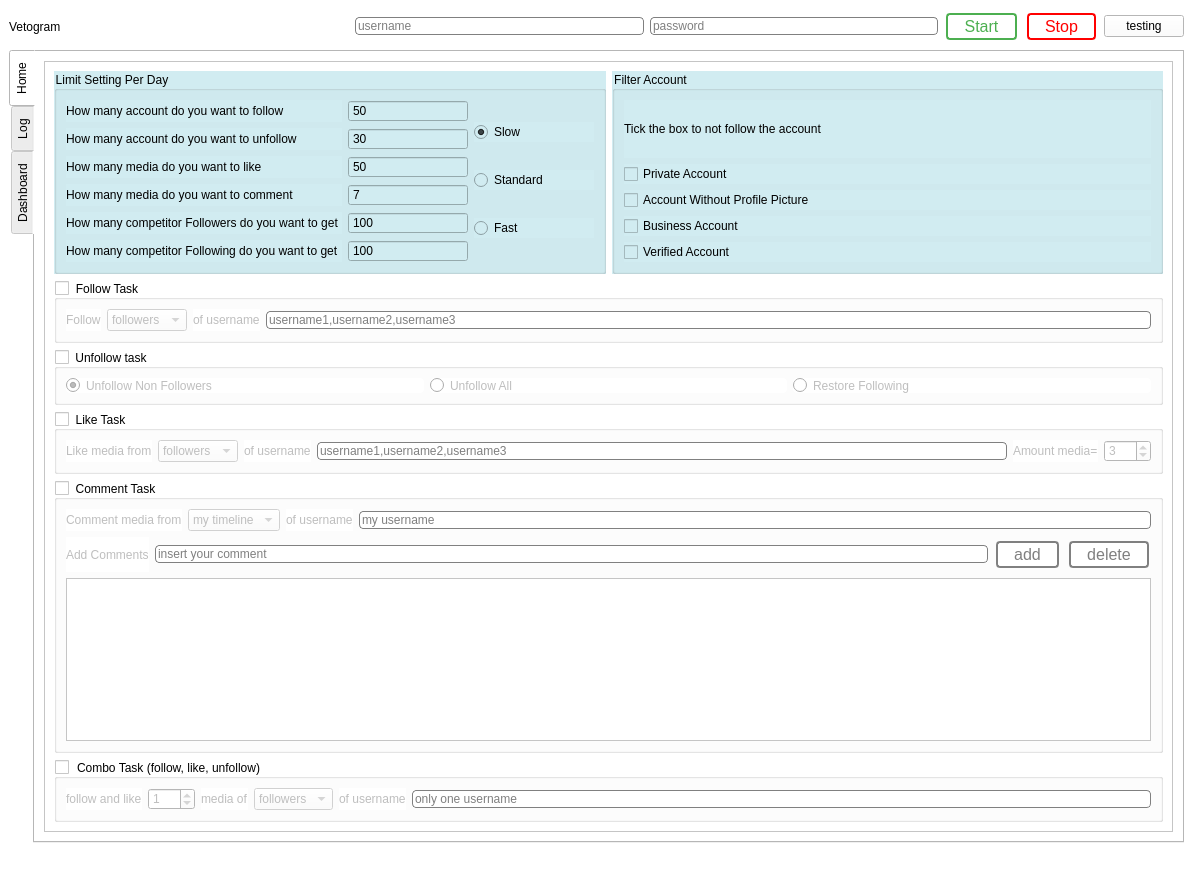
This is MyappV2/ui/MainWindow.ui in ohld/igbot as Qt 5 draws it before an edit. The edited form follows.
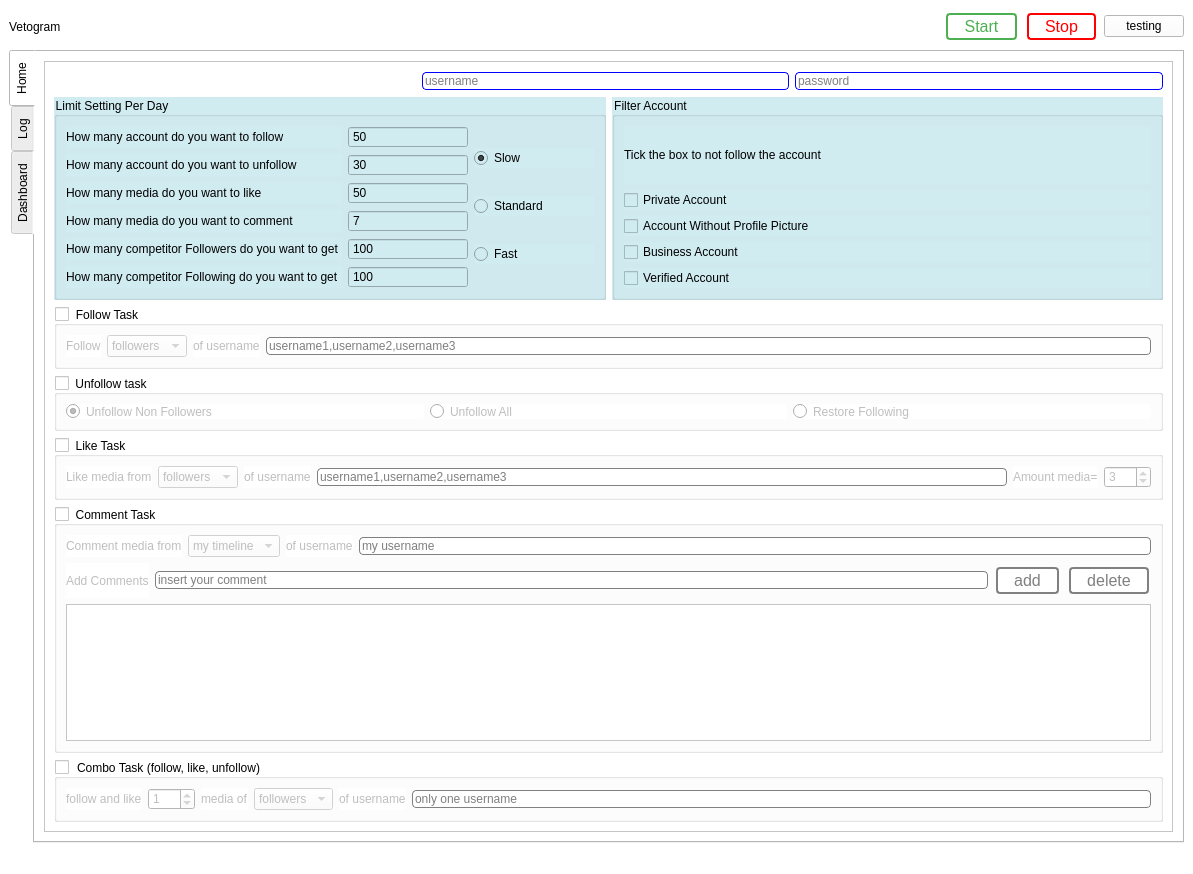
This is the edited form.

What changed in the file:
```diff
--- a/MyappV2/ui/MainWindow.ui
+++ b/MyappV2/ui/MainWindow.ui
@@ -26,7 +26,7 @@
   <widget class="QWidget" name="centralwidget">
    <layout class="QVBoxLayout" name="verticalLayout_11">
     <item>
-     <layout class="QHBoxLayout" name="horizontalLayout_17">
+     <layout class="QHBoxLayout" name="horizontalLayout_19">
       <item>
        <widget class="QLabel" name="label">
         <property name="styleSheet">
@@ -38,7 +38,7 @@
        </widget>
       </item>
       <item>
-       <spacer name="horizontalSpacer">
+       <spacer name="horizontalSpacer_2">
         <property name="orientation">
          <enum>Qt::Horizontal</enum>
         </property>
@@ -50,38 +50,6 @@
         </property>
        </spacer>
       </item>
-      <item>
-       <widget class="QLineEdit" name="lineEdit_username">
-        <property name="styleSheet">
-         <string notr="true">#lineEdit_username{
-border-radius: 4px;
-border: 1px solid grey;
-}</string>
-        </property>
-        <property name="placeholderText">
-         <string>username</string>
-        </property>
-       </widget>
-      </item>
-      <item>
-       <widget class="QLineEdit" name="lineEdit_password">
-        <property name="styleSheet">
-         <string notr="true">#lineEdit_password{
-border-radius: 4px;
-border: 1px solid grey;
-}</string>
-        </property>
-        <property name="inputMethodHints">
-         <set>Qt::ImhHiddenText|Qt::ImhNoAutoUppercase|Qt::ImhNoPredictiveText|Qt::ImhSensitiveData</set>
-        </property>
-        <property name="echoMode">
-         <enum>QLineEdit::Password</enum>
-        </property>
-        <property name="placeholderText">
-         <string>password</string>
-        </property>
-       </widget>
-      </item>
       <item>
        <widget class="QPushButton" name="pushButton_run">
         <property name="styleSheet">
@@ -216,10 +184,59 @@
                <x>0</x>
                <y>0</y>
                <width>1092</width>
-               <height>756</height>
+               <height>788</height>
               </rect>
              </property>
              <layout class="QVBoxLayout" name="verticalLayout_15">
+              <item>
+               <layout class="QHBoxLayout" name="horizontalLayout_17">
+                <item>
+                 <spacer name="horizontalSpacer">
+                  <property name="orientation">
+                   <enum>Qt::Horizontal</enum>
+                  </property>
+                  <property name="sizeHint" stdset="0">
+                   <size>
+                    <width>40</width>
+                    <height>20</height>
+                   </size>
+                  </property>
+                 </spacer>
+                </item>
+                <item>
+                 <widget class="QLineEdit" name="lineEdit_username">
+                  <property name="styleSheet">
+                   <string notr="true">#lineEdit_username{
+border-radius: 4px;
+border: 1px solid blue;
+}</string>
+                  </property>
+                  <property name="placeholderText">
+                   <string>username</string>
+                  </property>
+                 </widget>
+                </item>
+                <item>
+                 <widget class="QLineEdit" name="lineEdit_password">
+                  <property name="styleSheet">
+                   <string notr="true">#lineEdit_password{
+border-radius: 4px;
+border: 1px solid blue;
+}</string>
+                  </property>
+                  <property name="inputMethodHints">
+                   <set>Qt::ImhHiddenText|Qt::ImhNoAutoUppercase|Qt::ImhNoPredictiveText|Qt::ImhSensitiveData</set>
+                  </property>
+                  <property name="echoMode">
+                   <enum>QLineEdit::Password</enum>
+                  </property>
+                  <property name="placeholderText">
+                   <string>password</string>
+                  </property>
+                 </widget>
+                </item>
+               </layout>
+              </item>
               <item>
                <layout class="QVBoxLayout" name="verticalLayout_10">
                 <item>
```
Left out of the diff: 6 changed lines with no effect on the pictures.
